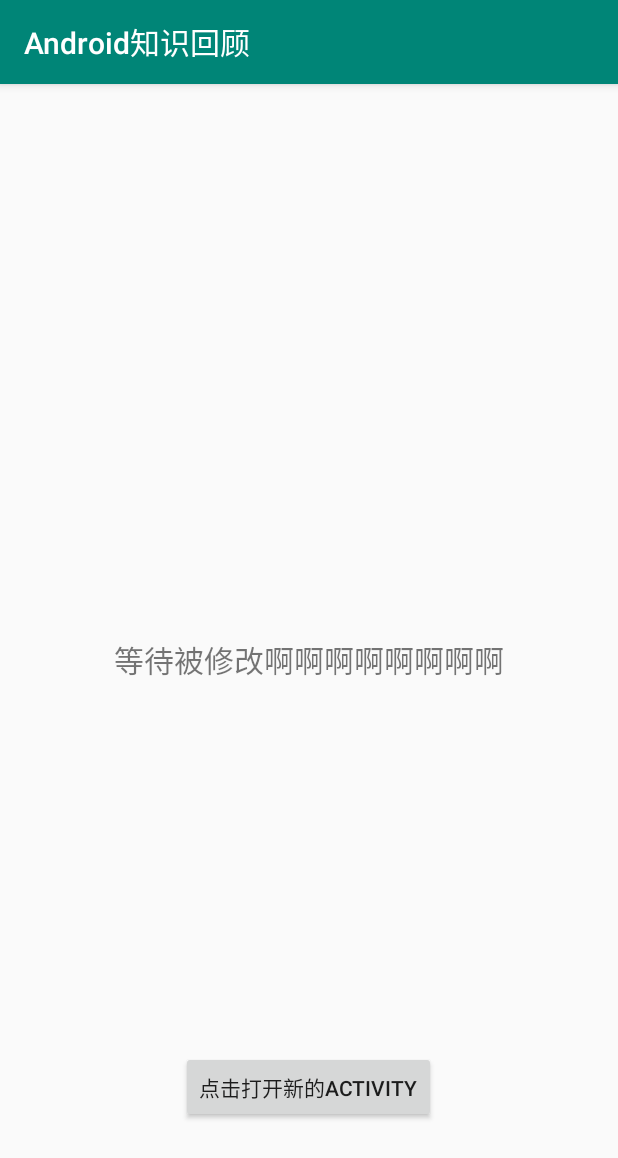
After one commit to hughcoder/AndroidBasis, an Android app: the EventActivity1 screen opened directly, with no data from a screen before it, on a phone screen of 412 x 824 dp. The commit adds this screen. Shown: the top 1158 px of the screen. Run offline under Robolectric (Android 15) with nearby library versions, the light colour scheme and no system bars; our stand-ins replace EventBus.

Commit message:
feat:增加event_bus相关

```diff
--- a/app/build.gradle
+++ b/app/build.gradle
@@ -32,6 +32,7 @@ dependencies {
     androidTestImplementation 'com.android.support.test.espresso:espresso-core:3.0.2'
     implementation "com.squareup.okhttp3:okhttp:3.14.2"
     implementation "com.android.support:recyclerview-v7:28.0.0"
+    implementation 'org.greenrobot:eventbus:3.1.1'
 //    implementation ('com.android.support:recyclerview-v7:+'){
 ////        exclude module: 'support-v4'
 ////    }
--- a/app/src/main/AndroidManifest.xml
+++ b/app/src/main/AndroidManifest.xml
@@ -45,6 +45,8 @@
         <service android:name=".services.TestTwoService"/>
         <activity android:name=".activities.BindServiceActivity"/>
         <activity android:name=".activities.ListActivity"/>
+        <activity android:name=".eventbus.EventActivity1"/>
+        <activity android:name=".eventbus.EventActivity2"/>
     </application>
 
 </manifest>
--- /dev/null
+++ b/app/src/main/java/com/hugh/basis/eventbus/EventActivity1.java
@@ -0,0 +1,65 @@
+package com.hugh.basis.eventbus;
+
+import android.content.Intent;
+import android.os.Bundle;
+import android.support.annotation.Nullable;
+import android.support.v7.app.AppCompatActivity;
+import android.util.Log;
+import android.view.View;
+import android.widget.Button;
+import android.widget.TextView;
+import android.widget.Toast;
+
+import com.hugh.basis.MainActivity;
+import com.hugh.basis.R;
+import com.hugh.basis.eventbus.message.MessageEvent;
+
+import org.greenrobot.eventbus.EventBus;
+import org.greenrobot.eventbus.Subscribe;
+import org.greenrobot.eventbus.ThreadMode;
+
+/**
+ * Created by chenyw on 2019-07-05.
+ */
+public class EventActivity1 extends AppCompatActivity {
+    private TextView textView;
+    private Button button;
+
+    @Override
+    protected void onCreate(@Nullable Bundle savedInstanceState) {
+        super.onCreate(savedInstanceState);
+        setContentView(R.layout.activity_event1);
+        textView = findViewById(R.id.tv_text);
+        EventBus.getDefault().register(this);
+        button = (Button) findViewById(R.id.secondActivityBtn);
+        button.setOnClickListener(new View.OnClickListener() {
+            @Override
+            public void onClick(View v) {
+                Intent intent = new Intent(EventActivity1.this, EventActivity2.class);
+                startActivity(intent);
+            }
+        });
+    }
+
+    //订阅方法，当接收到事件的时候，会调用该方法
+    //threadMode 四种形式
+//    POSTING:表示订阅方法运行在发送事件的线程。
+//    MAIN：表示订阅方法运行在UI线程，由于UI线程不能阻塞，因此当使用MAIN的时候，订阅方法不应该耗时过长。
+//    BACKGROUND：表示订阅方法运行在后台线程，如果发送的事件线程不是UI线程，那么就使用该线程；如果发送事件的线程是UI线程，那么新建一个后台线程来调用订阅方法。
+//    ASYNC：订阅方法与发送事件始终不在同一个线程，即订阅方法始终会使用新的线程来运行。
+
+    @Subscribe(threadMode = ThreadMode.MAIN)
+    public void onEvent(MessageEvent event){
+        Log.d("aaa","receive it");
+        textView.setText(event.getMessage());
+        Toast.makeText(EventActivity1.this, event.getMessage(), Toast.LENGTH_SHORT).show();
+    }
+
+
+    @Override
+    protected void onDestroy() {
+        super.onDestroy();
+        //解除注册
+        EventBus.getDefault().unregister(this);
+    }
+}
--- /dev/null
+++ b/app/src/main/res/layout/activity_event1.xml
@@ -0,0 +1,23 @@
+<?xml version="1.0" encoding="utf-8"?>
+<RelativeLayout xmlns:android="http://schemas.android.com/apk/res/android"
+    xmlns:tools="http://schemas.android.com/tools" android:layout_width="match_parent"
+    android:layout_height="match_parent" >
+
+    <TextView
+        android:id="@+id/tv_text"
+        android:textSize="20sp"
+        android:text="等待被修改啊啊啊啊啊啊啊啊"
+        android:layout_width="wrap_content"
+        android:layout_height="wrap_content"
+        android:layout_centerInParent="true"/>
+
+    <Button
+        android:layout_width="wrap_content"
+        android:layout_height="wrap_content"
+        android:text="点击打开新的Activity"
+        android:id="@+id/secondActivityBtn"
+        android:layout_alignParentBottom="true"
+        android:layout_centerHorizontal="true"
+        android:layout_marginBottom="75dp" />
+
+</RelativeLayout>
```
Also changed, not shown: app/src/main/java/com/hugh/basis/MainActivity.java (+9 -0 lines), app/src/main/java/com/hugh/basis/eventbus/EventActivity2.java (added, +30 -0 lines), app/src/main/java/com/hugh/basis/eventbus/message/MessageEvent.java (added, +17 -0 lines), app/src/main/res/layout/activity_event2.xml (added, +14 -0 lines), app/src/main/res/layout/activity_main.xml (+7 -0 lines).
